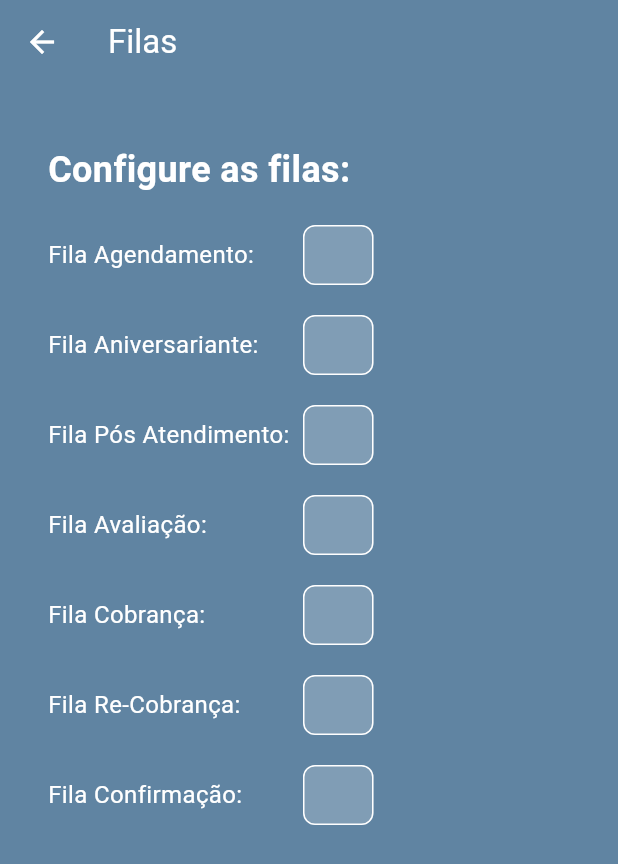
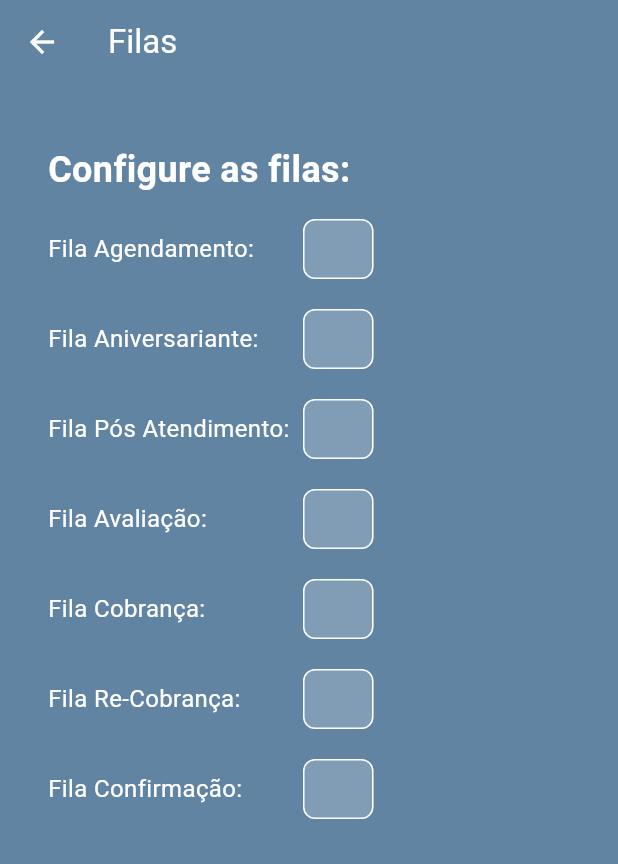
Before and after one commit to VitorLaboissiere/Projeto-flutter, a Flutter app: the FilasPage screen opened directly with empty values, on a phone screen of 412 x 824 dp. Shown: the top 864 px of the screen. Run offline on Flutter 3.47's test engine with Material 3 defaults, Android fonts, the phone set to English and light mode, and no system bars.

```diff
--- a/flutter_application_1/lib/filas_page.dart
+++ b/flutter_application_1/lib/filas_page.dart
@@ -5,10 +5,10 @@ class FilasPage extends StatefulWidget {
     const FilasPage({super.key, required this.isDarkMode});
 
   @override
-  State<FilasPage> createState() => _FilasPageState();
+  State<FilasPage> createState() => FilasPageState();
 }
 
-class _FilasPageState extends State<FilasPage> {
+class FilasPageState extends State<FilasPage> {
   final Map<String, TextEditingController> _controllers = {
     'Fila Agendamento:': TextEditingController(),
     'Fila Aniversariante:': TextEditingController(),
@@ -41,7 +41,8 @@ class _FilasPageState extends State<FilasPage> {
                 color: Colors.white,
               ),
             ),
-            const SizedBox(height: 20),
+            const SizedBox(height: 16),
+            // Column para alinhar as caixas de mensagem uma embaixo da outra
             Expanded(
               child: ListView(
                 children: _controllers.keys.map((label) {
--- a/flutter_application_1/lib/mensagens_page.dart
+++ b/flutter_application_1/lib/mensagens_page.dart
@@ -15,6 +15,10 @@ class _MensagensPageState extends State<MensagensPage> {
     'Agendamento',
     'Pós Agendamento',
     'Reagendamento',
+    'Avaliação',
+    'Aniversário',
+    'Cobrança',
+    'Re-Cobrança',
   ];
 
   final TextEditingController _mensagemController = TextEditingController();
```
